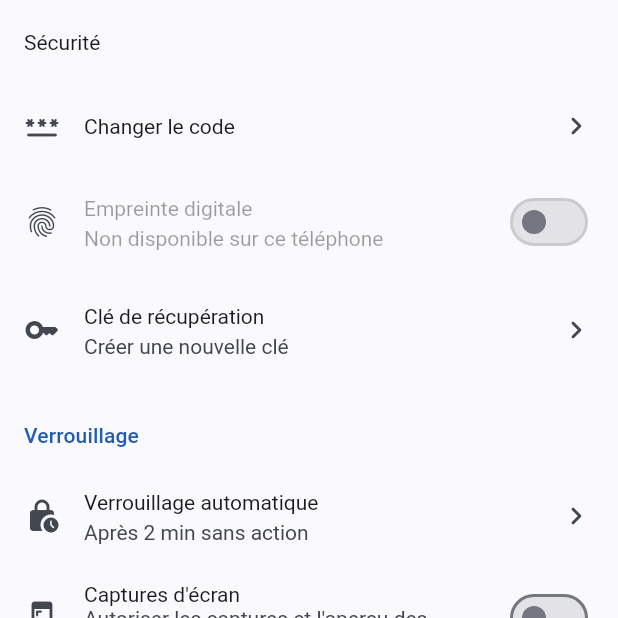
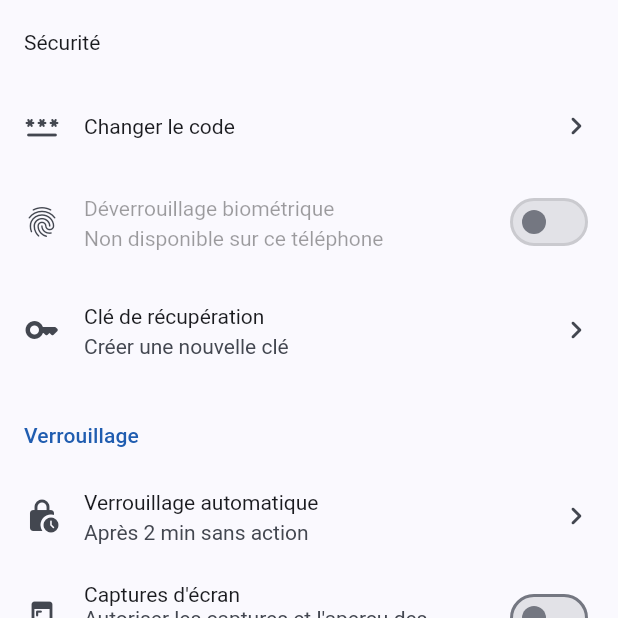
Before and after one commit to kevinlebughe488-pixel/DocuSafe, a Flutter app: the SecuritySettingsScreen screen opened by its route, on a phone screen of 412 x 824 dp, the top half of it. Run offline on Flutter 3.47's test engine with Material 3 defaults, Android fonts, the phone set to English and light mode, and no system bars; our stand-ins replace cupertino_ui, drift, flutter_riverpod, flutter_secure_storage, go_router, local_auth and 1 more; missing offline and left inert: cryptography, sqlite3; accounts and stored records are empty; generated files the repository leaves out were written again; statements that could not run were skipped.

Commit message:
Biométrie : Face ID / Touch ID sur iPhone, visage ou empreinte sur Android
- Textes et icônes choisis d'après le type détecté et la plateforme
- Écran de déverrouillage : icône et libellé selon le type disponible
- Captures iOS régénérées avec Face ID

Co-Authored-By: Claude Fable 5.1 <noreply@anthropic.com>
Claude-Session: https://claude.ai/code/session_01KF9JQrCRT5jVBPSWmwmryF

```diff
--- a/lib/app/l10n/app_fr.arb
+++ b/lib/app/l10n/app_fr.arb
@@ -54,11 +54,20 @@
   "setupRecoveryKeySemantics": "Clé de récupération : {key}",
   "@setupRecoveryKeySemantics": {"placeholders": {"key": {"type": "String"}}},
   "setupBiometricTitle": "Déverrouiller plus vite ?",
-  "setupBiometricBody": "Utilisez votre empreinte pour ouvrir DocuSafe. Votre code reste toujours valable.",
-  "setupBiometricBodyFace": "Utilisez votre visage pour ouvrir DocuSafe. Votre code reste toujours valable.",
-  "setupBiometricEnable": "Activer l'empreinte",
-  "setupBiometricEnableFace": "Activer la reconnaissance du visage",
-  "setupBiometricFailed": "L'empreinte n'a pas pu être activée. Vous pourrez réessayer dans les paramètres.",
+  "setupBiometricBody": "Utilisez {method} pour ouvrir DocuSafe. Votre code reste toujours valable.",
+  "@setupBiometricBody": {"placeholders": {"method": {"type": "String"}}},
+  "setupBiometricEnable": "Activer {method}",
+  "@setupBiometricEnable": {"placeholders": {"method": {"type": "String"}}},
+  "setupBiometricFailed": "Le déverrouillage rapide n'a pas pu être activé. Vous pourrez réessayer dans les paramètres.",
+
+  "biometricFingerprint": "l'empreinte",
+  "biometricFingerprintTitle": "Empreinte digitale",
+  "biometricFace": "la reconnaissance du visage",
+  "biometricFaceTitle": "Reconnaissance du visage",
+  "biometricFaceId": "Face ID",
+  "biometricTouchId": "Touch ID",
+  "biometricGeneric": "la biométrie",
+  "biometricGenericTitle": "Déverrouillage biométrique",
 
   "unlockTitle": "Saisissez votre code",
   "unlockBiometricReason": "Déverrouiller DocuSafe",
@@ -71,7 +80,8 @@
   "unlockForgotPin": "Code oublié ?",
   "unlockUseRecoveryKey": "Utiliser ma clé de récupération",
   "unlockBiometricChanged": "Votre biométrie a changé. Saisissez votre code.",
-  "unlockBiometricButton": "Déverrouiller avec l'empreinte",
+  "unlockBiometricButton": "Déverrouiller avec {method}",
+  "@unlockBiometricButton": {"placeholders": {"method": {"type": "String"}}},
   "unlockSlotMissing": "Le stockage sécurisé du téléphone est endommagé. Utilisez votre clé de récupération.",
 
   "recoveryTitle": "Code oublié",
@@ -104,10 +114,8 @@
 
   "settingsSecurityTitle": "Sécurité",
   "settingsChangePin": "Changer le code",
-  "settingsBiometric": "Empreinte digitale",
-  "settingsBiometricFace": "Reconnaissance du visage",
-  "settingsBiometricSubtitle": "Déverrouiller avec votre empreinte",
-  "settingsBiometricSubtitleFace": "Déverrouiller avec votre visage",
+  "settingsBiometricSubtitle": "Déverrouiller avec {method}",
+  "@settingsBiometricSubtitle": {"placeholders": {"method": {"type": "String"}}},
   "settingsBiometricUnavailable": "Non disponible sur ce téléphone",
   "settingsRecoveryKey": "Clé de récupération",
   "settingsRecoveryKeySubtitle": "Créer une nouvelle clé",
@@ -130,9 +138,8 @@
   "settingsWipeFieldLabel": "Écrivez EFFACER",
   "settingsWipeAction": "Effacer définitivement",
   "settingsPinChanged": "Votre code a été changé.",
-  "settingsBiometricEnabled": "L'empreinte est activée.",
-  "settingsBiometricDisabled": "L'empreinte est désactivée.",
-  "settingsBiometricEnableReason": "Activer le déverrouillage par empreinte",
+  "settingsBiometricEnabled": "Le déverrouillage rapide est activé.",
+  "settingsBiometricDisabled": "Le déverrouillage rapide est désactivé.",
 
   "changePinTitle": "Nouveau code",
   "changePinBody": "6 chiffres ou plus. Il remplace l'ancien code.",
--- a/lib/core/providers.dart
+++ b/lib/core/providers.dart
@@ -47,6 +47,12 @@ final biometricServiceProvider = Provider<BiometricService>(
   (ref) => LocalAuthBiometricService(),
 );
 
+/// Type de biométrie forte disponible sur ce téléphone (visage, empreinte,
+/// aucune). Détermine les textes et les icônes.
+final biometricKindProvider = FutureProvider<BiometricKind>(
+  (ref) => ref.watch(biometricServiceProvider).availableKind(),
+);
+
 final screenSecurityProvider = Provider<ScreenSecurity>(
   (ref) => const ChannelScreenSecurity(),
 );
--- /dev/null
+++ b/lib/core/security/auth/biometric_labels.dart
@@ -0,0 +1,42 @@
+import 'package:flutter/foundation.dart';
+import 'package:material_ui/material_ui.dart' show IconData, Icons;
+
+import '../../../app/l10n/generated/app_localizations.dart';
+import 'biometric_service.dart';
+
+/// Noms de la biométrie à l'écran.
+///
+/// Sur iPhone, Apple demande d'employer les noms « Face ID » et « Touch ID ».
+/// Sur Android, DocuSafe parle d'« empreinte » et de « reconnaissance du
+/// visage » (docs/07-design.md : mots du quotidien).
+abstract final class BiometricLabels {
+  static bool get _apple =>
+      defaultTargetPlatform == TargetPlatform.iOS ||
+      defaultTargetPlatform == TargetPlatform.macOS;
+
+  /// Forme utilisée dans une phrase : « Utilisez *Face ID* pour ouvrir… ».
+  static String inSentence(AppLocalizations l10n, BiometricKind kind) =>
+      switch (kind) {
+        BiometricKind.face =>
+          _apple ? l10n.biometricFaceId : l10n.biometricFace,
+        BiometricKind.fingerprint =>
+          _apple ? l10n.biometricTouchId : l10n.biometricFingerprint,
+        _ => l10n.biometricGeneric,
+      };
+
+  /// Forme utilisée comme titre : « Face ID », « Empreinte digitale ».
+  static String title(AppLocalizations l10n, BiometricKind kind) =>
+      switch (kind) {
+        BiometricKind.face =>
+          _apple ? l10n.biometricFaceId : l10n.biometricFaceTitle,
+        BiometricKind.fingerprint =>
+          _apple ? l10n.biometricTouchId : l10n.biometricFingerprintTitle,
+        _ => l10n.biometricGenericTitle,
+      };
+
+  /// Icône correspondante.
+  static IconData icon(BiometricKind kind) => switch (kind) {
+    BiometricKind.face => Icons.face_rounded,
+    _ => Icons.fingerprint_rounded,
+  };
+}
--- a/lib/features/settings/presentation/security_settings_screen.dart
+++ b/lib/features/settings/presentation/security_settings_screen.dart
@@ -8,6 +8,7 @@ import '../../../app/theme/app_spacing.dart';
 import '../../../core/config/app_config.dart';
 import '../../../core/errors/app_exception.dart';
 import '../../../core/providers.dart';
+import '../../../core/security/auth/biometric_labels.dart';
 import '../../../core/security/auth/biometric_service.dart';
 import '../../../core/utils/duration_format.dart';
 import '../../../core/utils/error_messages.dart';
@@ -36,8 +37,8 @@ final class SecuritySettingsScreen extends ConsumerWidget {
       }
     });
 
-    final face = state.biometricKind == BiometricKind.face;
-    final biometricAvailable = state.biometricKind != BiometricKind.none;
+    final kind = state.biometricKind;
+    final biometricAvailable = kind != BiometricKind.none;
 
     return Scaffold(
       appBar: AppBar(title: Text(l10n.settingsSecurityTitle)),
@@ -53,12 +54,12 @@ final class SecuritySettingsScreen extends ConsumerWidget {
             },
           ),
           SettingsTile.toggle(
-            icon: face ? Icons.face_rounded : Icons.fingerprint_rounded,
-            title: face ? l10n.settingsBiometricFace : l10n.settingsBiometric,
+            icon: BiometricLabels.icon(kind),
+            title: BiometricLabels.title(l10n, kind),
             subtitle: biometricAvailable
-                ? (face
-                      ? l10n.settingsBiometricSubtitleFace
-                      : l10n.settingsBiometricSubtitle)
+                ? l10n.settingsBiometricSubtitle(
+                    BiometricLabels.inSentence(l10n, kind),
+                  )
                 : l10n.settingsBiometricUnavailable,
             value: state.biometricEnabled,
             onChanged: biometricAvailable && !state.busy
```
Also changed, not shown: lib/features/auth/presentation/setup/setup_screen.dart (+7 -8 lines), lib/features/auth/presentation/unlock/unlock_screen.dart (+8 -1 lines), docs/captures/04-cle-de-recuperation-sombre.png, docs/captures/04-cle-de-recuperation.png, docs/captures/05-biometrie-sombre.png, docs/captures/05-biometrie.png, docs/captures/10-securite-sombre.png, docs/captures/10-securite.png, lib/app/l10n/generated/app_localizations.dart, lib/app/l10n/generated/app_localizations_fr.dart, 9 other files.
